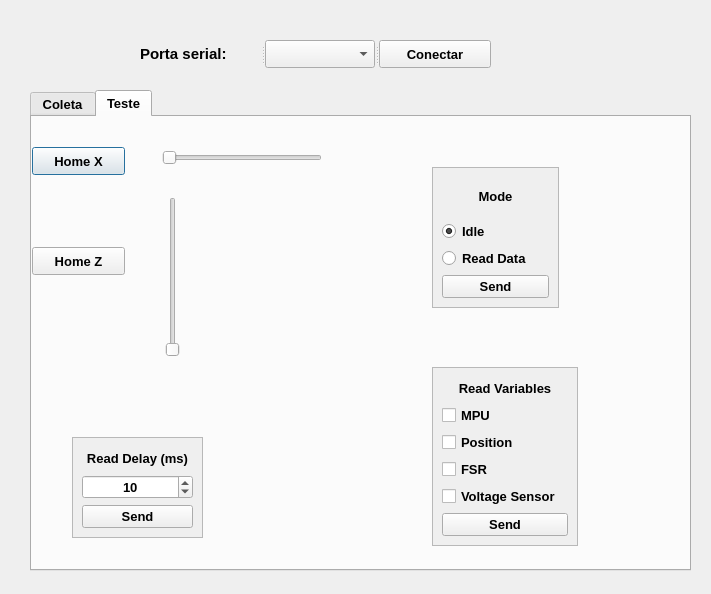
Before: the Qt Designer form SOFTWARE/main_window.ui in adrielluiz/platform_tactile_acquisition, drawn with Qt 5.
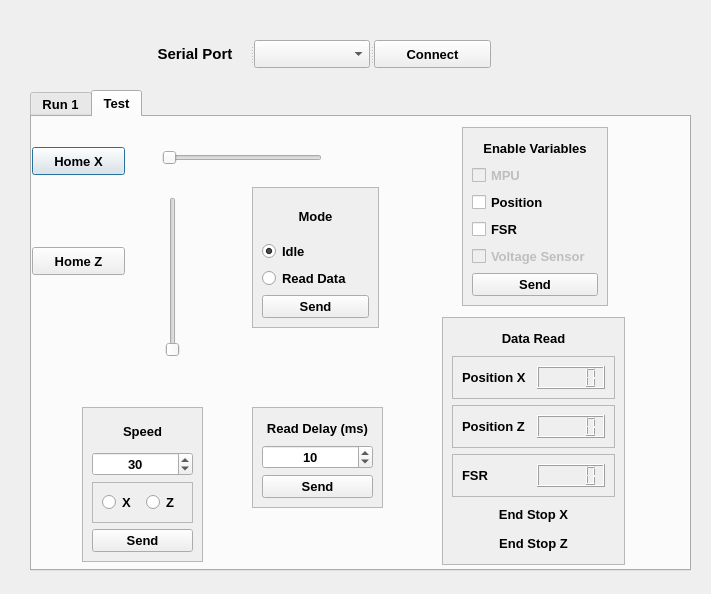
After: the same form once the commit is applied.

Commit message: Adição de componentes na gui

```diff
--- a/SOFTWARE/main_window.ui
+++ b/SOFTWARE/main_window.ui
@@ -40,12 +40,12 @@
    </property>
    <widget class="QWidget" name="tab_coleta">
     <attribute name="title">
-     <string>Coleta</string>
+     <string>Run 1</string>
     </attribute>
    </widget>
    <widget class="QWidget" name="tab_teste">
     <attribute name="title">
-     <string>Teste</string>
+     <string>Test</string>
     </attribute>
     <widget class="QSlider" name="horizontalSliderX">
      <property name="geometry">
@@ -102,8 +102,8 @@
     <widget class="QFrame" name="frame">
      <property name="geometry">
       <rect>
-       <x>400</x>
-       <y>50</y>
+       <x>220</x>
+       <y>70</y>
        <width>127</width>
        <height>141</height>
       </rect>
@@ -166,8 +166,8 @@
     <widget class="QFrame" name="frame_2">
      <property name="geometry">
       <rect>
-       <x>400</x>
-       <y>250</y>
+       <x>430</x>
+       <y>10</y>
        <width>146</width>
        <height>179</height>
       </rect>
@@ -185,7 +185,7 @@
       <item>
        <widget class="QLabel" name="label_2">
         <property name="text">
-         <string>Read Variables</string>
+         <string>Enable Variables</string>
         </property>
         <property name="alignment">
          <set>Qt::AlignCenter</set>
@@ -194,6 +194,9 @@
       </item>
       <item>
        <widget class="QCheckBox" name="checkBox_2">
+        <property name="enabled">
+         <bool>false</bool>
+        </property>
         <property name="text">
          <string>MPU</string>
         </property>
@@ -215,6 +218,9 @@
       </item>
       <item>
        <widget class="QCheckBox" name="checkBox_4">
+        <property name="enabled">
+         <bool>false</bool>
+        </property>
         <property name="text">
          <string>Voltage Sensor</string>
         </property>
@@ -232,8 +238,8 @@
     <widget class="QFrame" name="frame_3">
      <property name="geometry">
       <rect>
-       <x>40</x>
-       <y>320</y>
+       <x>220</x>
+       <y>290</y>
        <width>131</width>
        <height>101</height>
       </rect>
@@ -266,6 +272,9 @@
         <property name="minimum">
          <number>1</number>
         </property>
+        <property name="maximum">
+         <number>1000</number>
+        </property>
         <property name="value">
          <number>10</number>
         </property>
@@ -280,6 +289,206 @@
       </item>
      </layout>
     </widget>
+    <widget class="QFrame" name="frame_4">
+     <property name="geometry">
+      <rect>
+       <x>50</x>
+       <y>290</y>
+       <width>121</width>
+       <height>155</height>
+      </rect>
+     </property>
+     <property name="autoFillBackground">
+      <bool>true</bool>
+     </property>
+     <property name="frameShape">
+      <enum>QFrame::StyledPanel</enum>
+     </property>
+     <property name="frameShadow">
+      <enum>QFrame::Raised</enum>
+     </property>
+     <layout class="QVBoxLayout" name="verticalLayout_4">
+      <item>
+       <widget class="QLabel" name="label_4">
+        <property name="text">
+         <string>Speed</string>
+        </property>
+        <property name="alignment">
+         <set>Qt::AlignCenter</set>
+        </property>
+       </widget>
+      </item>
+      <item>
+       <widget class="QSpinBox" name="spinBoxSpeed">
+        <property name="alignment">
+         <set>Qt::AlignCenter</set>
+        </property>
+        <property name="minimum">
+         <number>5</number>
+        </property>
+        <property name="maximum">
+         <number>100</number>
+        </property>
+        <property name="singleStep">
+         <number>5</number>
+        </property>
+        <property name="value">
+         <number>30</number>
+        </property>
+       </widget>
+      </item>
+      <item>
+       <widget class="QFrame" name="frame_5">
+        <property name="frameShape">
+         <enum>QFrame::StyledPanel</enum>
+        </property>
+        <property name="frameShadow">
+         <enum>QFrame::Raised</enum>
+        </property>
+        <layout class="QHBoxLayout" name="horizontalLayout">
+         <item>
+          <widget class="QRadioButton" name="rbSpeedX">
+           <property name="text">
+            <string>X</string>
+           </property>
+          </widget>
+         </item>
+         <item>
+          <widget class="QRadioButton" name="rbSpeedZ">
+           <property name="text">
+            <string>Z</string>
+           </property>
+          </widget>
+         </item>
+        </layout>
+       </widget>
+      </item>
+      <item>
+       <widget class="QPushButton" name="pbSendSpeed">
+        <property name="text">
+         <string>Send</string>
+        </property>
+       </widget>
+      </item>
+     </layout>
+    </widget>
+    <widget class="QFrame" name="frame_6">
+     <property name="geometry">
+      <rect>
+       <x>410</x>
+       <y>200</y>
+       <width>183</width>
+       <height>248</height>
+      </rect>
+     </property>
+     <property name="autoFillBackground">
+      <bool>true</bool>
+     </property>
+     <property name="frameShape">
+      <enum>QFrame::StyledPanel</enum>
+     </property>
+     <property name="frameShadow">
+      <enum>QFrame::Raised</enum>
+     </property>
+     <layout class="QVBoxLayout" name="verticalLayout_5">
+      <item>
+       <widget class="QLabel" name="lbDataRead">
+        <property name="text">
+         <string>Data Read</string>
+        </property>
+        <property name="alignment">
+         <set>Qt::AlignCenter</set>
+        </property>
+       </widget>
+      </item>
+      <item>
+       <widget class="QFrame" name="frame_7">
+        <property name="frameShape">
+         <enum>QFrame::StyledPanel</enum>
+        </property>
+        <property name="frameShadow">
+         <enum>QFrame::Raised</enum>
+        </property>
+        <layout class="QHBoxLayout" name="horizontalLayout_2">
+         <item>
+          <widget class="QLabel" name="lbPosX">
+           <property name="text">
+            <string>Position X</string>
+           </property>
+          </widget>
+         </item>
+         <item>
+          <widget class="QLCDNumber" name="lcdPositionX"/>
+         </item>
+        </layout>
+       </widget>
+      </item>
+      <item>
+       <widget class="QFrame" name="frame_8">
+        <property name="frameShape">
+         <enum>QFrame::StyledPanel</enum>
+        </property>
+        <property name="frameShadow">
+         <enum>QFrame::Raised</enum>
+        </property>
+        <layout class="QHBoxLayout" name="horizontalLayout_3">
+         <item>
+          <widget class="QLabel" name="lbPosZ">
+           <property name="text">
+            <string>Position Z</string>
+           </property>
+          </widget>
+         </item>
+         <item>
+          <widget class="QLCDNumber" name="lcdPositionZ"/>
+         </item>
+        </layout>
+       </widget>
+      </item>
+      <item>
+       <widget class="QFrame" name="frame_9">
+        <property name="frameShape">
+         <enum>QFrame::StyledPanel</enum>
+        </property>
+        <property name="frameShadow">
+         <enum>QFrame::Raised</enum>
+        </property>
+        <layout class="QHBoxLayout" name="horizontalLayout_4">
+         <item>
+          <widget class="QLabel" name="lbFSR">
+           <property name="text">
+            <string>FSR</string>
+           </property>
+          </widget>
+         </item>
+         <item>
+          <widget class="QLCDNumber" name="lcdFSR"/>
+         </item>
+        </layout>
+       </widget>
+      </item>
+      <item>
+       <widget class="QLabel" name="lbEndZ">
+        <property name="text">
+         <string>End Stop X</string>
+        </property>
+        <property name="alignment">
+         <set>Qt::AlignCenter</set>
+        </property>
+       </widget>
+      </item>
+      <item>
+       <widget class="QLabel" name="lbEndX">
+        <property name="text">
+         <string>End Stop Z</string>
+        </property>
+        <property name="alignment">
+         <set>Qt::AlignCenter</set>
+        </property>
+       </widget>
+      </item>
+     </layout>
+    </widget>
    </widget>
   </widget>
   <widget class="QSplitter" name="splitter">
@@ -303,7 +512,10 @@
      </font>
     </property>
     <property name="text">
-     <string>Porta serial:</string>
+     <string>Serial Port</string>
+    </property>
+    <property name="alignment">
+     <set>Qt::AlignCenter</set>
     </property>
    </widget>
    <widget class="QComboBox" name="comboBoxSerialPort">
@@ -324,7 +536,7 @@
      </font>
     </property>
     <property name="text">
-     <string>Conectar</string>
+     <string>Connect</string>
     </property>
    </widget>
   </widget>
```
Left out of the diff: 20 changed lines with no effect on the pictures. The commit also changes 4 other files.
